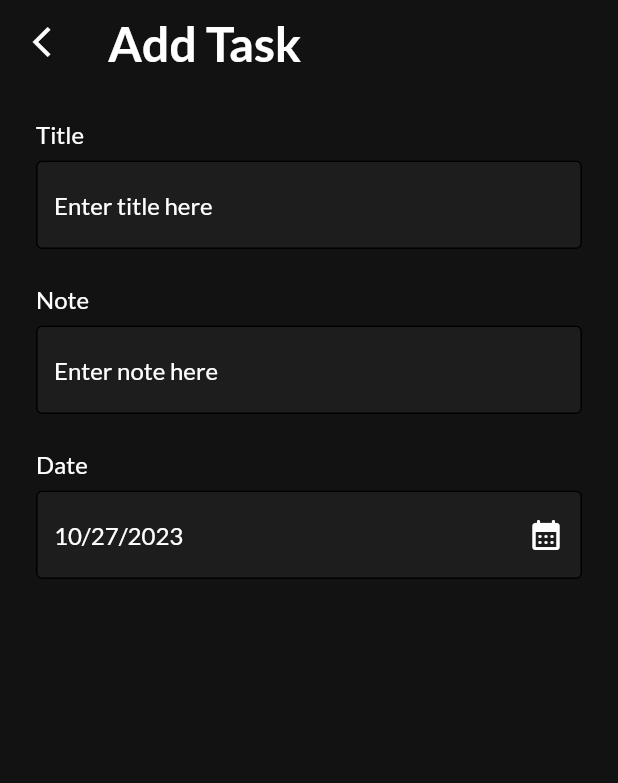
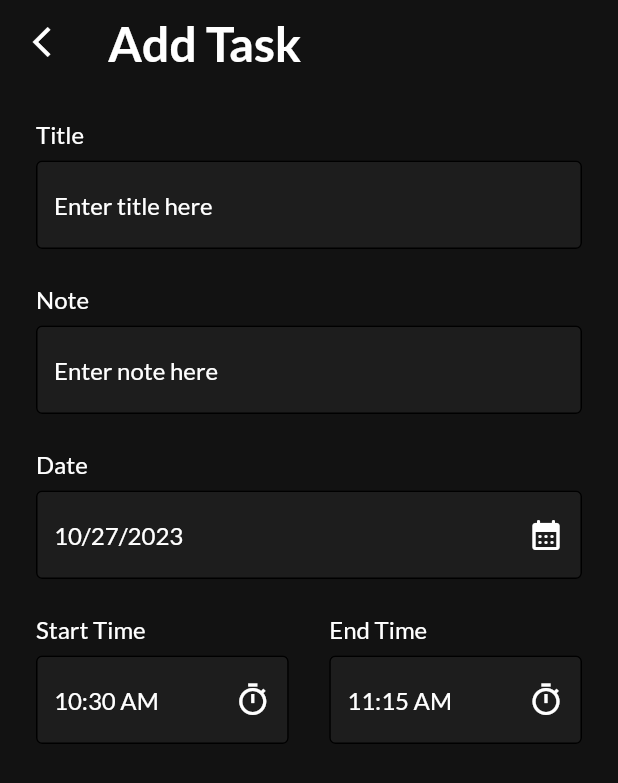
Before and after one commit to MohamedEssam-900009/to_do_app, a Flutter app: the AddTaskScreen screen opened directly, on a phone screen of 412 x 824 dp. Shown: the top 783 px of the screen. Run offline on Flutter 3.47's test engine with Material 2 defaults, Android fonts, the phone set to English and light mode, and no system bars; our stand-ins replace date_picker_timeline, get_it, google_fonts, shared_preferences, smooth_page_indicator; accounts and stored records are empty.

Commit message:
Add Task Screen [Time]

```diff
--- a/lib/features/task/presentation/screens/add_task_screen/add_task_screen.dart
+++ b/lib/features/task/presentation/screens/add_task_screen/add_task_screen.dart
@@ -14,10 +14,11 @@ class AddTaskScreen extends StatefulWidget {
 
 class _AddTaskScreenState extends State<AddTaskScreen> {
   TextEditingController titleController = TextEditingController();
-
   TextEditingController noteController = TextEditingController();
-
   DateTime currentDate = DateTime.now();
+  String startTime = DateFormat('hh:mm a').format(DateTime.now());
+  String endTime = DateFormat('hh:mm a')
+      .format(DateTime.now().add(const Duration(minutes: 45)));
 
   @override
   Widget build(BuildContext context) {
@@ -74,7 +75,11 @@ class _AddTaskScreenState extends State<AddTaskScreen> {
                       // initialEntryMode: DatePickerEntryMode.inputOnly,
                     );
                     setState(() {
-                      currentDate = pickedDate!;
+                      if (pickedDate != null) {
+                        currentDate = pickedDate;
+                      } else {
+                        print('Picked == null');
+                      }
                     });
                   },
                   icon: const Icon(
@@ -83,6 +88,70 @@ class _AddTaskScreenState extends State<AddTaskScreen> {
                   ),
                 ),
               ),
+              const SizedBox(height: 24.0),
+              //! Start Time
+              Row(
+                children: [
+                  Expanded(
+                    child: AddTaskComponent(
+                      title: AppStrings.startTime,
+                      hintText: startTime,
+                      suffixIcon: IconButton(
+                        onPressed: () async {
+                          TimeOfDay? pickedStartTime = await showTimePicker(
+                            context: context,
+                            initialTime: TimeOfDay.fromDateTime(currentDate),
+                          );
+                          if (pickedStartTime != null) {
+                            setState(() {
+                              startTime = pickedStartTime.format(context);
+                            });
+                          } else {
+                            print('Start Time == Null');
+                          }
+                        },
+                        icon: const Icon(
+                          Icons.timer_outlined,
+                          color: AppColors.white,
+                        ),
+                      ),
+                    ),
+                  ),
+                  const SizedBox(width: 27.0),
+                  //! End Time
+                  Expanded(
+                    child: AddTaskComponent(
+                      title: AppStrings.endTime,
+                      hintText: endTime,
+                      suffixIcon: IconButton(
+                        onPressed: () async {
+                          TimeOfDay? pickedStartTime = await showTimePicker(
+                            context: context,
+                            initialTime: TimeOfDay.fromDateTime(currentDate),
+                          );
+                          if (pickedStartTime != null) {
+                            setState(() {
+                              startTime = pickedStartTime.format(context);
+                            });
+                          } else {
+                            print('Start Time == Null');
+                          }
+                        },
+                        icon: const Icon(
+                          Icons.timer_outlined,
+                          color: AppColors.white,
+                        ),
+                      ),
+                    ),
+                  ),
+                  // Expanded(
+                  //   child: AddTaskComponent(
+                  //     title: AppStrings.startTime,
+                  //     hintText: AppStrings.startTime,
+                  //   ),
+                  // ),
+                ],
+              ),
             ],
           ),
         ),
```
